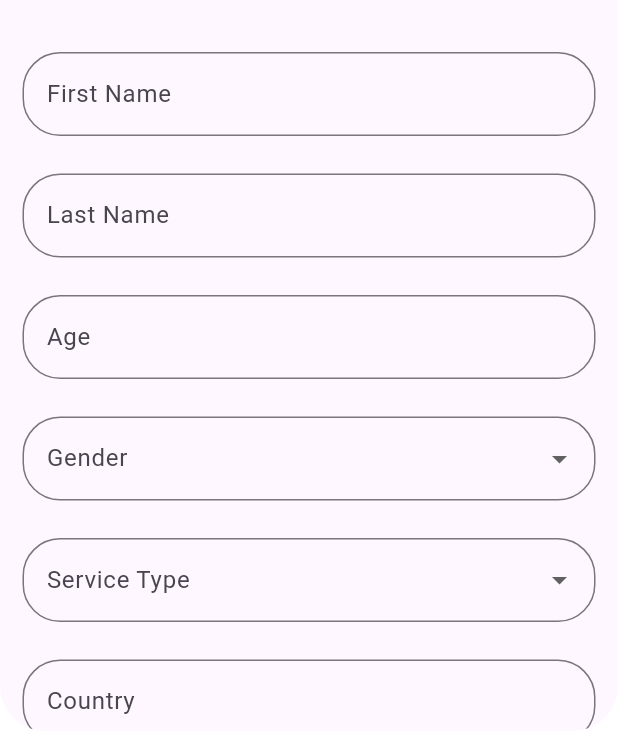
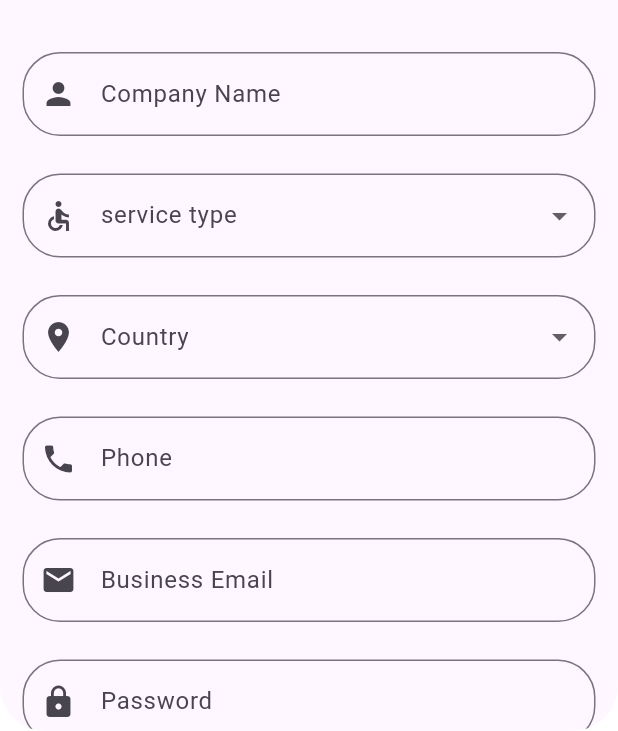
Before and after one commit to Youssef-Essam-Fathy/AccessAble, a Flutter app: the CompanySignUp screen opened by its route, on a phone screen of 412 x 824 dp, the part 505-1236 px from its top. Run offline on Flutter 3.47's test engine with Material 3 defaults, Android fonts, the light colour scheme and no system bars; our stand-ins replace cloud_firestore, firebase_auth, firebase_core, flutter_speed_dial, flutter_svg, geolocator and 1 more; accounts and stored records are empty.

Commit message:
modify company_sign_up_page

```diff
--- a/lib/pages/company_sign_up_page.dart
+++ b/lib/pages/company_sign_up_page.dart
@@ -1,4 +1,6 @@
 import 'package:accessable/presentation/color_manager.dart';
+import 'package:cloud_firestore/cloud_firestore.dart';
+import 'package:firebase_auth/firebase_auth.dart';
 import 'package:flutter/material.dart';
 
 class CompanySignUp extends StatefulWidget {
@@ -11,17 +13,46 @@ class CompanySignUp extends StatefulWidget {
 class _CompanySignUpState extends State<CompanySignUp> {
   final _formKey = GlobalKey<FormState>();
 
-  // Define your text controllers and variables here
-  final firstNameController = TextEditingController();
-  final lastNameController = TextEditingController();
-  final ageController = TextEditingController();
-  final disabilityController = TextEditingController();
+  final companyNameController = TextEditingController();
+  final serviceTypeController = TextEditingController();
   final countryController = TextEditingController();
-  final emailController = TextEditingController();
+  final businessEmailController = TextEditingController();
+  final passwordController = TextEditingController();
+  final confirmPasswordController = TextEditingController();
   final phoneController = TextEditingController();
   final aboutController = TextEditingController();
+
   String? gender;
   String? serviceType;
+  String? country;
+
+  final FirebaseFirestore _firestore = FirebaseFirestore.instance;
+  // List of Arabic countries and their phone codes
+  final Map<String, String> countries = {
+    'Algeria': '+213',
+    'Bahrain': '+973',
+    'Comoros': '+269',
+    'Djibouti': '+253',
+    'Egypt': '+20',
+    'Iraq': '+964',
+    'Jordan': '+962',
+    'Kuwait': '+965',
+    'Lebanon': '+961',
+    'Libya': '+218',
+    'Mauritania': '+222',
+    'Morocco': '+212',
+    'Oman': '+968',
+    'Palestine': '+970',
+    'Qatar': '+974',
+    'Saudi Arabia': '+966',
+    'Somalia': '+252',
+    'Sudan': '+249',
+    'Syria': '+963',
+    'Tunisia': '+216',
+    'United Arab Emirates': '+971',
+    'Yemen': '+967',
+  };
+
 
   @override
   Widget build(BuildContext context) {
@@ -43,13 +74,13 @@ class _CompanySignUpState extends State<CompanySignUp> {
             children: <Widget>[
               Image.asset('assets/images/accessable_logo_1.png'),
               const SizedBox(height: 35),
-              // Add your TextFormFields here
               Padding(
-                padding: const EdgeInsets.only(left: 15, right: 15),
+                padding: const EdgeInsets.only(right: 15, left: 15),
                 child: TextFormField(
-                  controller: firstNameController,
+                  controller: companyNameController,
                   decoration: InputDecoration(
-                    labelText: 'First Name',
+                    labelText: 'Company Name',
+                    prefixIcon: const Icon(Icons.person),
                     border: OutlineInputBorder(
                       borderRadius: BorderRadius.circular(25.0),
                       borderSide: BorderSide(color: ColorManager.primary),
@@ -57,7 +88,7 @@ class _CompanySignUpState extends State<CompanySignUp> {
                   ),
                   validator: (value) {
                     if (value == null || value.isEmpty) {
-                      return 'Please enter your first name';
+                      return 'Please enter your Company Name';
                     }
                     return null;
                   },
@@ -66,87 +97,20 @@ class _CompanySignUpState extends State<CompanySignUp> {
               const SizedBox(height: 25),
               Padding(
                 padding: const EdgeInsets.only(right: 15, left: 15),
-                child: TextFormField(
-                  controller: lastNameController,
+                child: DropdownButtonFormField<String>(
+                  value: serviceType,
                   decoration: InputDecoration(
-                    labelText: 'Last Name',
+                    labelText: 'service type',
+                    prefixIcon: const Icon(Icons.accessible),
                     border: OutlineInputBorder(
                       borderRadius: BorderRadius.circular(25.0),
                       borderSide: BorderSide(color: ColorManager.primary),
                     ),
                   ),
-                  validator: (value) {
-                    if (value == null || value.isEmpty) {
-                      return 'Please enter your last name';
-                    }
-                    return null;
-                  },
-                ),
-              ),
-              const SizedBox(height: 25),
-              Padding(
-                padding: const EdgeInsets.symmetric(horizontal: 15),
-                child: TextFormField(
-                  controller: ageController,
-                  decoration: InputDecoration(
-                    labelText: 'Age',
-                    border: OutlineInputBorder(
-                      borderRadius: BorderRadius.circular(25.0),
-                      borderSide: BorderSide(color: ColorManager.primary),
-                    ),
-                  ),
-                  validator: (value) {
-                    if (value == null || value.isEmpty) {
-                      return 'Please enter your age';
-                    }
-                    return null;
-                  },
-                ),
-              ),
-              const SizedBox(height: 25),
-              Padding(
-                padding: const EdgeInsets.symmetric(horizontal: 15),
-                child: DropdownButtonFormField<String>(
-                  value: gender,
-                  decoration: InputDecoration(
-                    labelText: 'Gender',
-                    border: OutlineInputBorder(
-                      borderRadius: BorderRadius.circular(25.0),
-                      borderSide: BorderSide(color: ColorManager.primary),
-                    ),
-                  ),
-                  items: <String>['Male', 'Female'].map((String value) {
-                    return DropdownMenuItem<String>(
-                      value: value,
-                      child: Text(value),
-                    );
-                  }).toList(),
-                  onChanged: (String? newValue) {
-                    setState(() {
-                      gender = newValue;
-                    });
-                  },
-                  validator: (value) {
-                    if (value == null || value.isEmpty) {
-                      return 'Please select your gender';
-                    }
-                    return null;
-                  },
-                ),
-              ),
-              const SizedBox(height: 25),
-              Padding(
-                padding: const EdgeInsets.symmetric(horizontal: 15),
-                child: DropdownButtonFormField<String>(
-                  value: serviceType,
-                  decoration: InputDecoration(
-                    labelText: 'Service Type',
-                    border: OutlineInputBorder(
-                      borderRadius: BorderRadius.circular(25.0),
-                      borderSide: BorderSide(color: ColorManager.primary),
-                    ),
-                  ),
-                  items: <String>['Transportation', 'Job Provider'].map((String value) {
+                  items: <String>[
+                    'transportation provider',
+                    'jop provider',
+                  ].map((String value) {
                     return DropdownMenuItem<String>(
                       value: value,
                       child: Text(value),
@@ -168,39 +132,31 @@ class _CompanySignUpState extends State<CompanySignUp> {
               const SizedBox(height: 25),
               Padding(
                 padding: const EdgeInsets.symmetric(horizontal: 15),
-                child: TextFormField(
-                  controller: countryController,
+                child: DropdownButtonFormField<String>(
+                  value: country,
                   decoration: InputDecoration(
                     labelText: 'Country',
+                    prefixIcon: const Icon(Icons.location_on),
                     border: OutlineInputBorder(
                       borderRadius: BorderRadius.circular(25.0),
                       borderSide: BorderSide(color: ColorManager.primary),
                     ),
                   ),
+                  items: countries.keys.map((String value) {
+                    return DropdownMenuItem<String>(
+                      value: value,
+                      child: Text(value),
+                    );
+                  }).toList(),
+                  onChanged: (String? newValue) {
+                    setState(() {
+                      country = newValue;
+                      phoneController.text = countries[newValue] ?? '';
+                    });
+                  },
                   validator: (value) {
                     if (value == null || value.isEmpty) {
-                      return 'Please enter your country';
-                    }
-                    return null;
-                  },
-                ),
-              ),
-              const SizedBox(height: 25),
-              Padding(
-                padding: const EdgeInsets.symmetric(horizontal: 15),
-                child: TextFormField(
-                  controller: emailController,
-                  decoration: InputDecoration(
-                    labelText: 'Email',
-                    border: OutlineInputBorder(
-                      borderRadius: BorderRadius.circular(25.0),
-                      borderSide: BorderSide(color: ColorManager.primary),
-                    ),
-                  ),
-                  keyboardType: TextInputType.emailAddress,
-                  validator: (value) {
-                    if (value == null || value.isEmpty) {
-                      return 'Please enter your email';
+                      return 'Please select your country';
                     }
                     return null;
                   },
@@ -213,6 +169,7 @@ class _CompanySignUpState extends State<CompanySignUp> {
                   controller: phoneController,
                   decoration: InputDecoration(
                     labelText: 'Phone',
+                    prefixIcon: const Icon(Icons.phone),
                     border: OutlineInputBorder(
                       borderRadius: BorderRadius.circular(25.0),
                       borderSide: BorderSide(color: ColorManager.primary),
@@ -229,22 +186,86 @@ class _CompanySignUpState extends State<CompanySignUp> {
               ),
               const SizedBox(height: 25),
               Padding(
-                padding: const EdgeInsets.symmetric(horizontal: 15),
+                padding: const EdgeInsets.only(right: 15, left: 15),
                 child: TextFormField(
-                  controller: aboutController,
+                  controller: businessEmailController,
                   decoration: InputDecoration(
-                    labelText: 'About',
+                    labelText: 'Business Email',
+                    prefixIcon: const Icon(Icons.email),
                     border: OutlineInputBorder(
                       borderRadius: BorderRadius.circular(25.0),
                       borderSide: BorderSide(color: ColorManager.primary),
                     ),
                   ),
+                  keyboardType: TextInputType.emailAddress,
                   validator: (value) {
                     if (value == null || value.isEmpty) {
-                      return 'Please enter a brief description about yourself';
+                      return 'Please enter your business email';
                     }
                     return null;
                   },
+                ),
+              ),
+              const SizedBox(height: 25),
+              Padding(
+                padding: const EdgeInsets.only(right: 15, left: 15),
+                child: TextFormField(
+                  controller: passwordController,
+                  decoration: InputDecoration(
+                    labelText: 'Password',
+                    prefixIcon: const Icon(Icons.lock),
+                    border: OutlineInputBorder(
+                      borderRadius: BorderRadius.circular(25.0),
+                      borderSide: BorderSide(color: ColorManager.primary),
+                    ),
+                  ),
+                  obscureText: true,
+                  validator: (value) {
+                    if (value == null || value.isEmpty) {
+                      return 'Please enter your password';
+                    }
+                    return null;
+                  },
+                ),
+              ),
+              const SizedBox(height: 25),
+              Padding(
+                padding: const EdgeInsets.only(right: 15, left: 15),
+                child: TextFormField(
+                  controller: confirmPasswordController,
+                  decoration: InputDecoration(
+                    labelText: 'Confirm Password',
+                    prefixIcon: const Icon(Icons.lock),
+                    border: OutlineInputBorder(
+                      borderRadius: BorderRadius.circular(25.0),
+                      borderSide: BorderSide(color: ColorManager.primary),
+                    ),
+                  ),
+                  obscureText: true,
+                  validator: (value) {
+                    if (value == null || value.isEmpty) {
+                      return 'Please confirm your password';
+                    }
+                    if (value != passwordController.text) {
+                      return 'Passwords do not match';
+                    }
+                    return null;
+                  },
+                ),
+              ),
+              const SizedBox(height: 25),
+              Padding(
+                padding: const EdgeInsets.only(right: 15, left: 15),
+                child: TextFormField(
+                  controller: aboutController,
+                  decoration: InputDecoration(
+                    labelText: 'About',
+                    prefixIcon: const Icon(Icons.info),
+                    border: OutlineInputBorder(
+                      borderRadius: BorderRadius.circular(25.0),
+                      borderSide: BorderSide(color: ColorManager.primary),
+                    ),
+                  ),
                 ),
               ),
               const SizedBox(height: 25),
@@ -254,10 +275,43 @@ class _CompanySignUpState extends State<CompanySignUp> {
                   width: double.infinity,
                   height: 50,
                   child: ElevatedButton(
-                    onPressed: () {
+                    onPressed: () async {
                       if (_formKey.currentState!.validate()) {
-                        // Handle sign up
-                        Navigator.pushNamed(context, '/signIn');
+                        try {
+                          UserCredential userCredential = await FirebaseAuth
+                              .instance
+                              .createUserWithEmailAndPassword(
+                            email: businessEmailController.text,
+                            password: passwordController.text,
+                          );
+                          // If the previous line doesn't throw an error, the user is created
+                          // Now, send the email verification
+                          await userCredential.user!.sendEmailVerification();
+                          // After this line, the verification email is sent to the user
+
+                          // Save the user data to Firestore
+                          await _firestore
+                              .collection('business_companies')
+                              .doc(userCredential.user!.uid)
+                              .set({
+                            'firstName': companyNameController.text,
+                            'disability': serviceTypeController.text,
+                            'country': countryController.text,
+                            'email': businessEmailController.text,
+                            'phone': phoneController.text,
+                            'about': aboutController.text,
+                            'gender': gender,
+                            'serviceType': serviceType,
+                          });
+
+                          Navigator.pushNamed(context, '/main');
+                        } on FirebaseAuthException catch (e) {
+                          if (e.code == 'email-already-in-use') {
+                            print('The account already exists for that email.');
+                          }
+                        } catch (e) {
+                          print(e);
+                        }
                       }
                     },
                     style: ElevatedButton.styleFrom(
```
